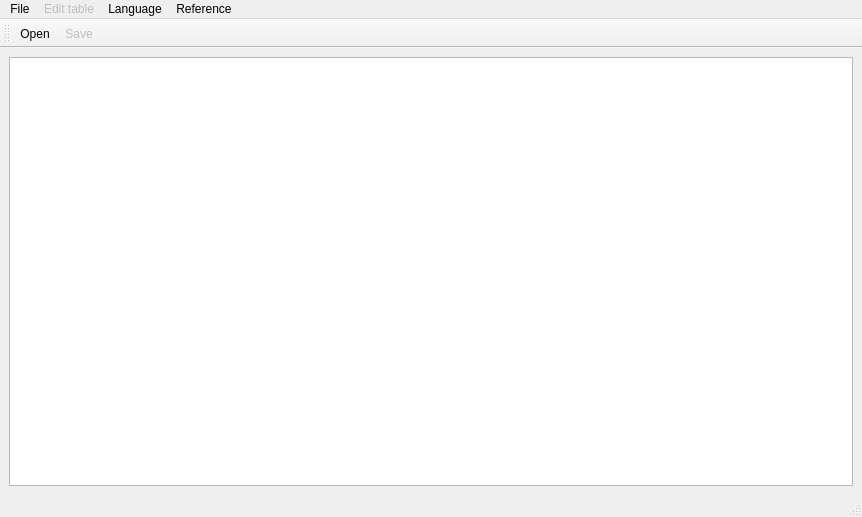
This is mainwindow.ui in NileET/Qt-CourseProject-Semester-4 as Qt 5 draws it before an edit. The edited form follows.
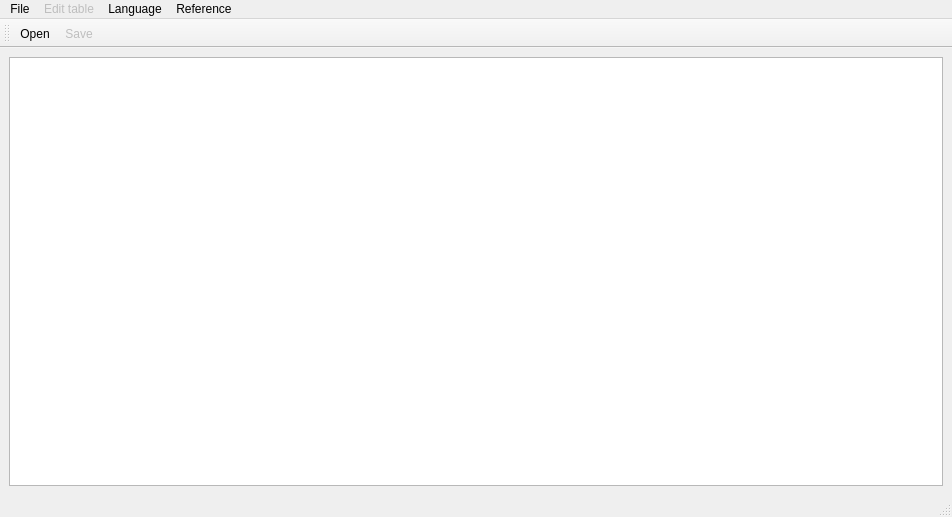
This is the edited form. Icons and pictures are not drawn.

```diff
--- a/mainwindow.ui
+++ b/mainwindow.ui
@@ -6,7 +6,7 @@
    <rect>
     <x>0</x>
     <y>0</y>
-    <width>862</width>
+    <width>952</width>
     <height>517</height>
    </rect>
   </property>
@@ -35,7 +35,7 @@
     <rect>
      <x>0</x>
      <y>0</y>
-     <width>862</width>
+     <width>952</width>
      <height>25</height>
     </rect>
    </property>
```
